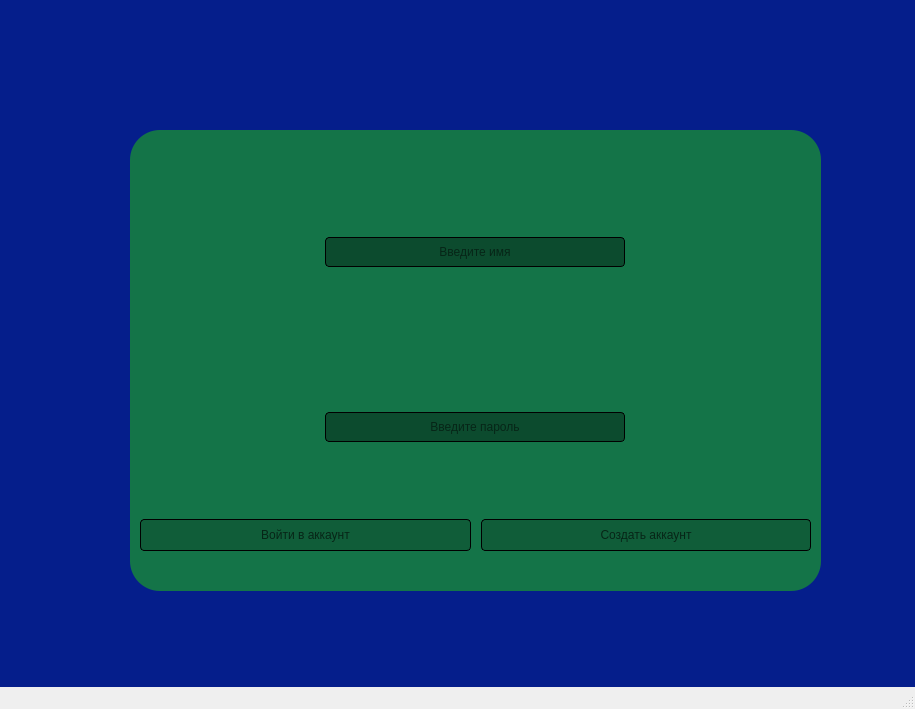
The window that internal/ooi/aooth.ui (Tikhon2783/yandex-liceum-QT-project) describes before a commit, drawn with Qt 5.
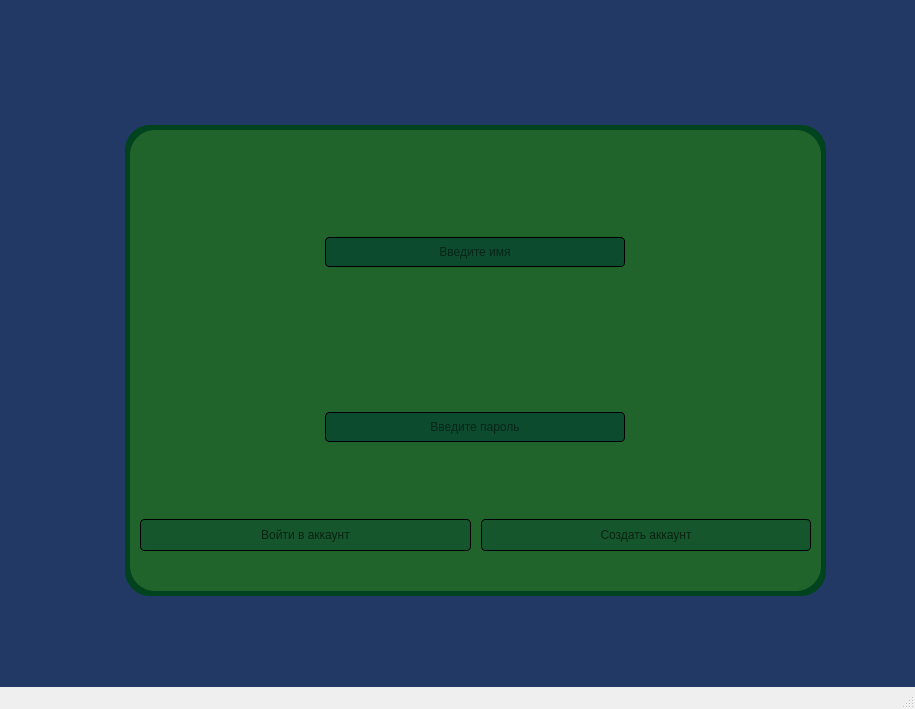
The same window after the commit.

Commit message: Update colors, fix widgets

Patch:
```diff
--- a/internal/ooi/aooth.ui
+++ b/internal/ooi/aooth.ui
@@ -19,7 +19,9 @@
   <widget class="QWidget" name="centralwidget">
    <property name="styleSheet">
     <string notr="true">background-color:rgb(1,55,122);
-background-color: rgb(5, 30, 139);</string>
+background-color: rgb(5, 30, 139);
+background-color: rgb(24, 44, 82);
+background-color: rgb(33, 57, 100);</string>
    </property>
    <widget class="QWidget" name="form_widget" native="true">
     <property name="geometry">
@@ -31,9 +33,8 @@
      </rect>
     </property>
     <property name="styleSheet">
-     <string notr="true">background-color: rgb(20,116,72);
-border-radius: 30px;
-</string>
+     <string notr="true">background-color: rgb(33, 100, 43);
+border-radius: 25px;</string>
     </property>
     <widget class="QWidget" name="verticalLayoutWidget">
      <property name="geometry">
@@ -417,6 +418,22 @@
      </layout>
     </widget>
    </widget>
+   <widget class="QWidget" name="form_widget_2" native="true">
+    <property name="geometry">
+     <rect>
+      <x>125</x>
+      <y>125</y>
+      <width>701</width>
+      <height>471</height>
+     </rect>
+    </property>
+    <property name="styleSheet">
+     <string notr="true">background-color: rgb(1, 67, 30);
+border-radius: 25px;</string>
+    </property>
+   </widget>
+   <zorder>form_widget_2</zorder>
+   <zorder>form_widget</zorder>
   </widget>
   <widget class="QMenuBar" name="menubar">
    <property name="geometry">
```
The commit also changes 24 other files.
